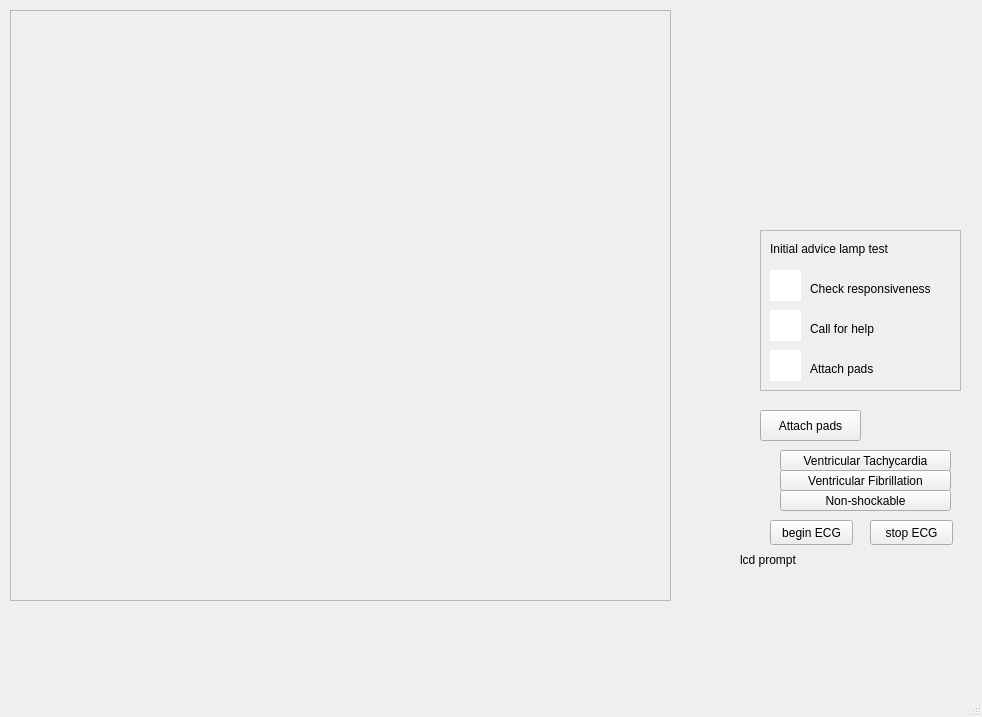
Old version of the form mainwindow.ui in the repository nicwatson/aed-project.
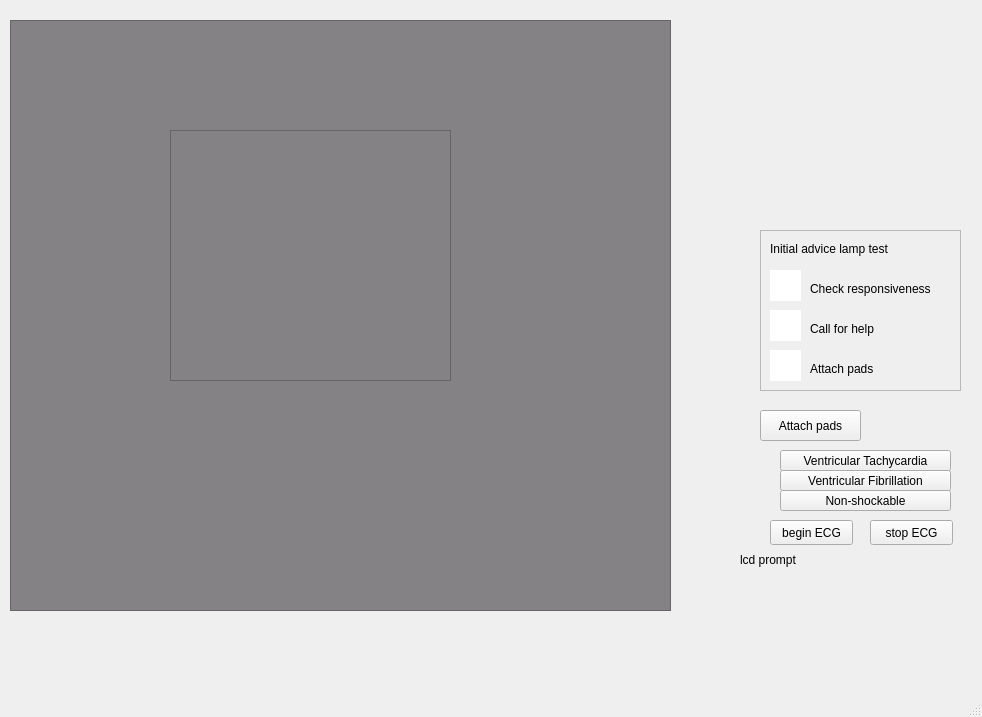
New version of the form. Icons and pictures are not drawn. Custom widgets are drawn as their Qt base class.

```diff
--- a/mainwindow.ui
+++ b/mainwindow.ui
@@ -226,17 +226,60 @@
     <property name="geometry">
      <rect>
       <x>10</x>
-      <y>10</y>
+      <y>20</y>
       <width>661</width>
       <height>591</height>
      </rect>
     </property>
+    <property name="styleSheet">
+     <string notr="true">background-color: rgb(132, 130, 132);</string>
+    </property>
     <property name="frameShape">
      <enum>QFrame::StyledPanel</enum>
     </property>
     <property name="frameShadow">
      <enum>QFrame::Raised</enum>
     </property>
+    <widget class="QPushButton" name="pushButton">
+     <property name="geometry">
+      <rect>
+       <x>220</x>
+       <y>160</y>
+       <width>151</width>
+       <height>151</height>
+      </rect>
+     </property>
+     <property name="styleSheet">
+      <string notr="true">QPushButton {
+image: url(:/shockButton/ShockButton_Button.svg);
+border: 0;
+}
+
+QPushButton:pressed {
+	image: url(:/shockButton/ShockButton_ButtonPressed.svg);
+    border: 0;
+}
+</string>
+     </property>
+     <property name="text">
+      <string/>
+     </property>
+    </widget>
+    <widget class="QGraphicsView" name="shockButtonBackground">
+     <property name="geometry">
+      <rect>
+       <x>160</x>
+       <y>110</y>
+       <width>281</width>
+       <height>251</height>
+      </rect>
+     </property>
+     <property name="styleSheet">
+      <string notr="true">border-image: url(:/shockButton/ShockButton_Background.svg);</string>
+     </property>
+    </widget>
+    <zorder>shockButtonBackground</zorder>
+    <zorder>pushButton</zorder>
    </widget>
   </widget>
   <widget class="QStatusBar" name="statusbar"/>
```
